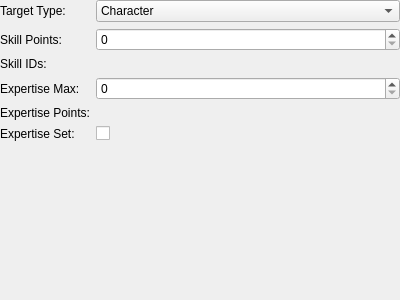
comphack/comp_hack, file tools/cathedral/ui/ActionGrantSkills.ui: the form before one commit.
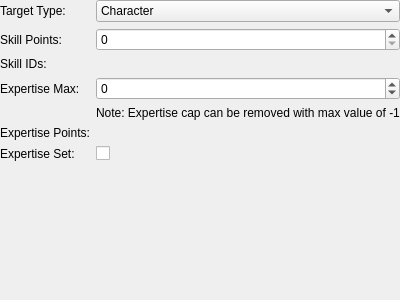
The form after the commit. Custom widgets are drawn as their Qt base class.

Commit message: No expertise cap support, digitalize stat calc adjust (+libcomp update)

What changed in the file:
```diff
--- a/tools/cathedral/ui/ActionGrantSkills.ui
+++ b/tools/cathedral/ui/ActionGrantSkills.ui
@@ -82,35 +82,45 @@
      </item>
      <item row="3" column="1">
       <widget class="QSpinBox" name="expertiseMax">
+       <property name="minimum">
+        <number>-1</number>
+       </property>
        <property name="maximum">
         <number>127</number>
        </property>
       </widget>
      </item>
-     <item row="4" column="0">
+     <item row="5" column="0">
       <widget class="QLabel" name="lblExpertisePoints">
        <property name="text">
         <string>Expertise Points:</string>
        </property>
       </widget>
      </item>
-     <item row="4" column="1">
+     <item row="5" column="1">
       <widget class="ActionMap" name="expertisePoints" native="true"/>
      </item>
-     <item row="5" column="0">
+     <item row="6" column="0">
       <widget class="QLabel" name="lblExpertiseSet">
        <property name="text">
         <string>Expertise Set:</string>
        </property>
       </widget>
      </item>
-     <item row="5" column="1">
+     <item row="6" column="1">
       <widget class="QCheckBox" name="expertiseSet">
        <property name="text">
         <string/>
        </property>
       </widget>
      </item>
+     <item row="4" column="1">
+      <widget class="QLabel" name="lblExpertiseMax_2">
+       <property name="text">
+        <string>Note: Expertise cap can be removed with max value of -1</string>
+       </property>
+      </widget>
+     </item>
     </layout>
    </item>
   </layout>
```
The commit also changes 7 other files.
